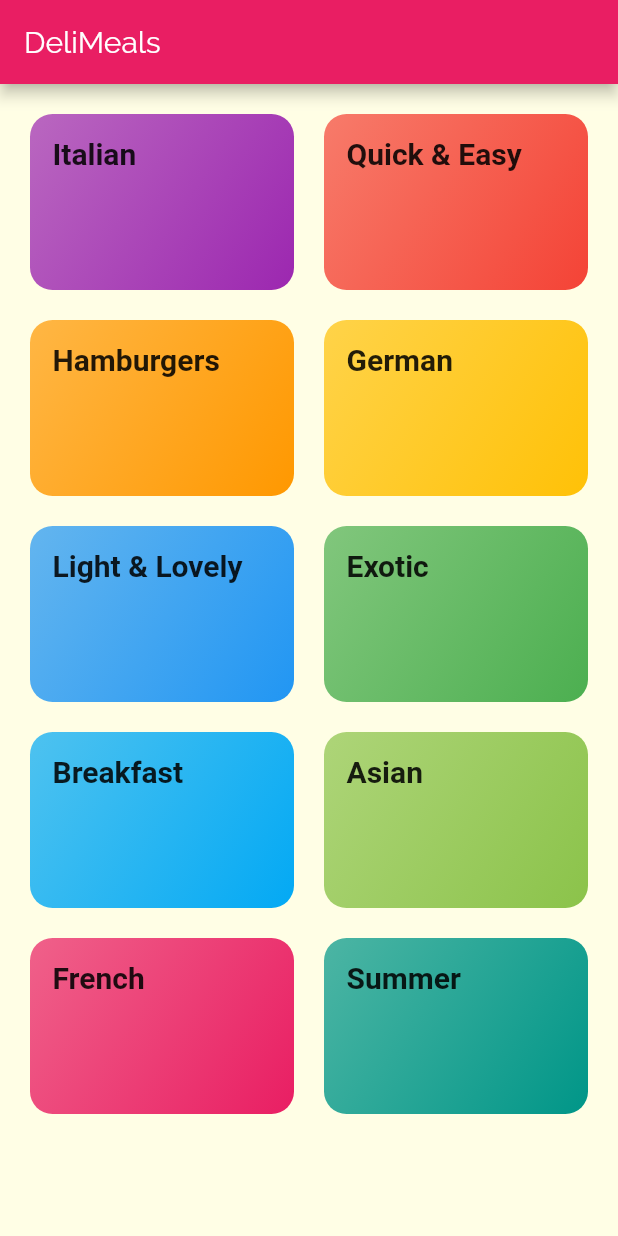
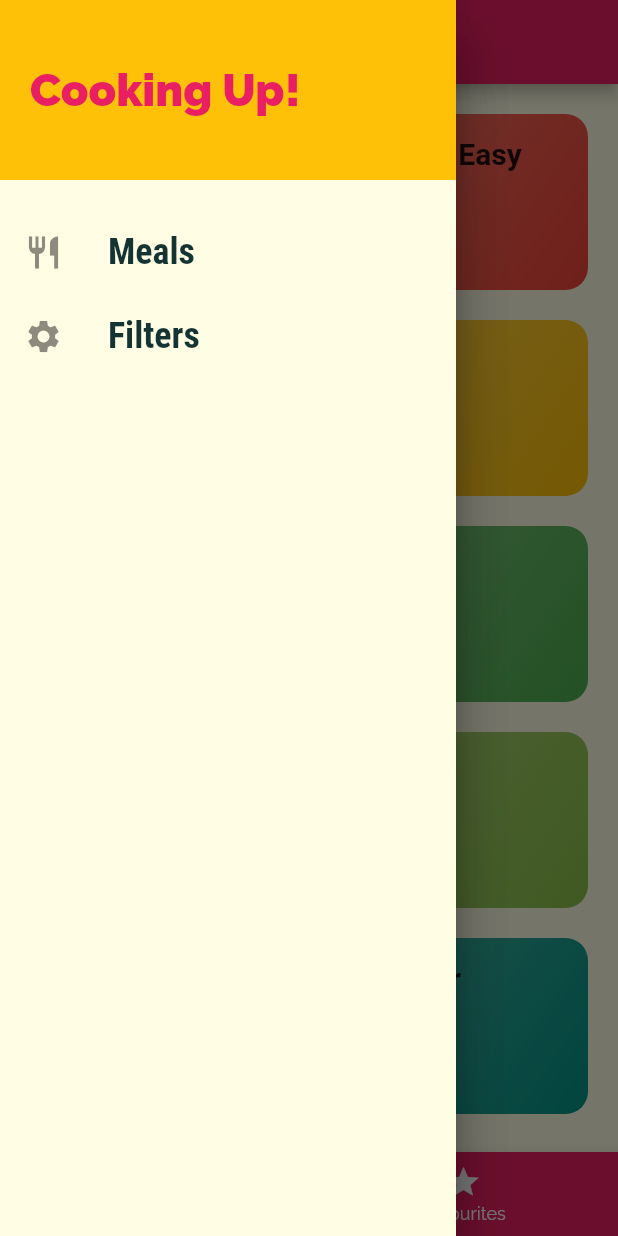
Before and after one commit to abdulhtcone/meals_max, a Flutter app: the screen it shows after launch, with the side drawer open (before the commit the screen has no drawer), on a phone screen of 412 x 824 dp. Run offline on Flutter 3.47's test engine with Material 2 defaults, Android fonts, the phone set to English and light mode, and no system bars; Roboto replaces fonts that are missing (RobotCondensed).

Commit message:
tabbar added

```diff
--- a/lib/main.dart
+++ b/lib/main.dart
@@ -1,5 +1,7 @@
 import 'package:flutter/material.dart';
-import 'package:max_mealsapp/screens/meal_detail_screen.dart';
+import './screens/filter_screen.dart';
+import './screens/meal_detail_screen.dart';
+import './screens/tabs_screen.dart';
 
 import 'screens/categories_screen.dart';
 import 'screens/category_meals_screen.dart';
@@ -34,9 +36,10 @@ class MyApp extends StatelessWidget {
       ),
       initialRoute: '/', // default you don't need to set it
       routes: {
-        '/': (ctx) => CategoriesScreen(),
+        '/': (ctx) => TabsScreen(),
         CategoryMealsScreen.routeName: (ctx) => CategoryMealsScreen(),
         MealDetailScreen.routeName: (ctx) => MealDetailScreen(),
+        FilterScreen.routeName: (ctx) => FilterScreen(),
       },
       // onGenerateRoute: (settings) {
       //    print(settings.arguments);
--- a/lib/screens/categories_screen.dart
+++ b/lib/screens/categories_screen.dart
@@ -6,11 +6,7 @@ import '../dummy_data.dart';
 class CategoriesScreen extends StatelessWidget {
   @override
   Widget build(BuildContext context) {
-    return Scaffold(
-      appBar: AppBar(
-        title: const Text('DeliMeals'),
-      ),
-      body: GridView(
+    return GridView(
       padding: const EdgeInsets.all(20),
       children: DUMMY_CATEGORIES
           .map(
@@ -26,7 +22,6 @@ class CategoriesScreen extends StatelessWidget {
           childAspectRatio: 3 / 2,
           crossAxisSpacing: 20,
           mainAxisSpacing: 20),
-      ),
     );
   }
 }
--- /dev/null
+++ b/lib/screens/tabs_screen.dart
@@ -0,0 +1,55 @@
+import 'package:flutter/material.dart';
+import 'package:max_mealsapp/screens/categories_screen.dart';
+import 'package:max_mealsapp/screens/favourite_screen.dart';
+import 'package:max_mealsapp/widgets/main_drawer.dart';
+
+class TabsScreen extends StatefulWidget {
+  @override
+  _TabsScreenState createState() => _TabsScreenState();
+}
+
+class _TabsScreenState extends State<TabsScreen> {
+  final List<Map<String, Object>> _pages = [
+    {'page': CategoriesScreen(), 'title': 'category'},
+    {'page': FavouriteScreen(), 'title': 'Your Favourite'}
+  ];
+
+  int _selectedPageIndex = 0;
+
+  void _selectedPage(int index) {
+    setState(() {
+      _selectedPageIndex = index;
+    });
+  }
+
+  @override
+  Widget build(BuildContext context) {
+    return Scaffold(
+      appBar: AppBar(
+        title: Text(_pages[_selectedPageIndex]['title']),
+      ),
+      drawer: Drawer(
+        child: MainDrawer(),
+      ),
+      body: _pages[_selectedPageIndex]['page'],
+      bottomNavigationBar: BottomNavigationBar(
+        onTap: _selectedPage,
+        unselectedItemColor: Colors.white,
+        selectedItemColor: Theme.of(context).accentColor,
+        currentIndex: _selectedPageIndex,
+        backgroundColor: Theme.of(context).primaryColor,
+        // type: BottomNavigationBarType.fixed,
+        items: [
+          BottomNavigationBarItem(
+              backgroundColor: Theme.of(context).primaryColor,
+              icon: Icon(Icons.category),
+              title: Text('Category')),
+          BottomNavigationBarItem(
+              backgroundColor: Theme.of(context).primaryColor,
+              icon: Icon(Icons.star),
+              title: Text('Favourites')),
+        ],
+      ),
+    );
+  }
+}
--- /dev/null
+++ b/lib/widgets/main_drawer.dart
@@ -0,0 +1,54 @@
+import 'package:flutter/material.dart';
+import '../screens/filter_screen.dart';
+
+class MainDrawer extends StatelessWidget {
+  Widget buildListTile(String title, IconData icon, Function tapHandler) {
+    return ListTile(
+      leading: Icon(
+        icon,
+        size: 26,
+      ),
+      title: Text(
+        title,
+        style: TextStyle(
+            fontFamily: 'RobotoCondensed',
+            fontSize: 24,
+            fontWeight: FontWeight.bold),
+      ),
+      onTap: tapHandler,
+    );
+  }
+
+  @override
+  Widget build(BuildContext context) {
+    return Drawer(
+      child: Column(
+        children: <Widget>[
+          Container(
+            height: 120.0,
+            width: double.infinity,
+            padding: const EdgeInsets.all(20.0),
+            alignment: Alignment.centerLeft,
+            color: Theme.of(context).accentColor,
+            child: Text(
+              'Cooking Up!',
+              style: TextStyle(
+                  fontWeight: FontWeight.w900,
+                  fontSize: 30.0,
+                  color: Theme.of(context).primaryColor),
+            ),
+          ),
+          SizedBox(
+            height: 20.0,
+          ),
+          buildListTile('Meals', Icons.restaurant, () {
+            Navigator.of(context).pushReplacementNamed('/');
+          }),
+          buildListTile('Filters', Icons.settings, () {
+            Navigator.of(context).pushReplacementNamed(FilterScreen.routeName);
+          })
+        ],
+      ),
+    );
+  }
+}
```
Also changed, not shown: lib/screens/category_meals_screen.dart (+46 -21 lines), lib/screens/favourite_screen.dart (added, +10 -0 lines), lib/screens/filter_screen.dart (added, +19 -0 lines), lib/screens/meal_detail_screen.dart (+8 -1 lines), lib/widgets/meal_item.dart (+17 -8 lines). Lines whose indentation alone changed are shown as unchanged.
